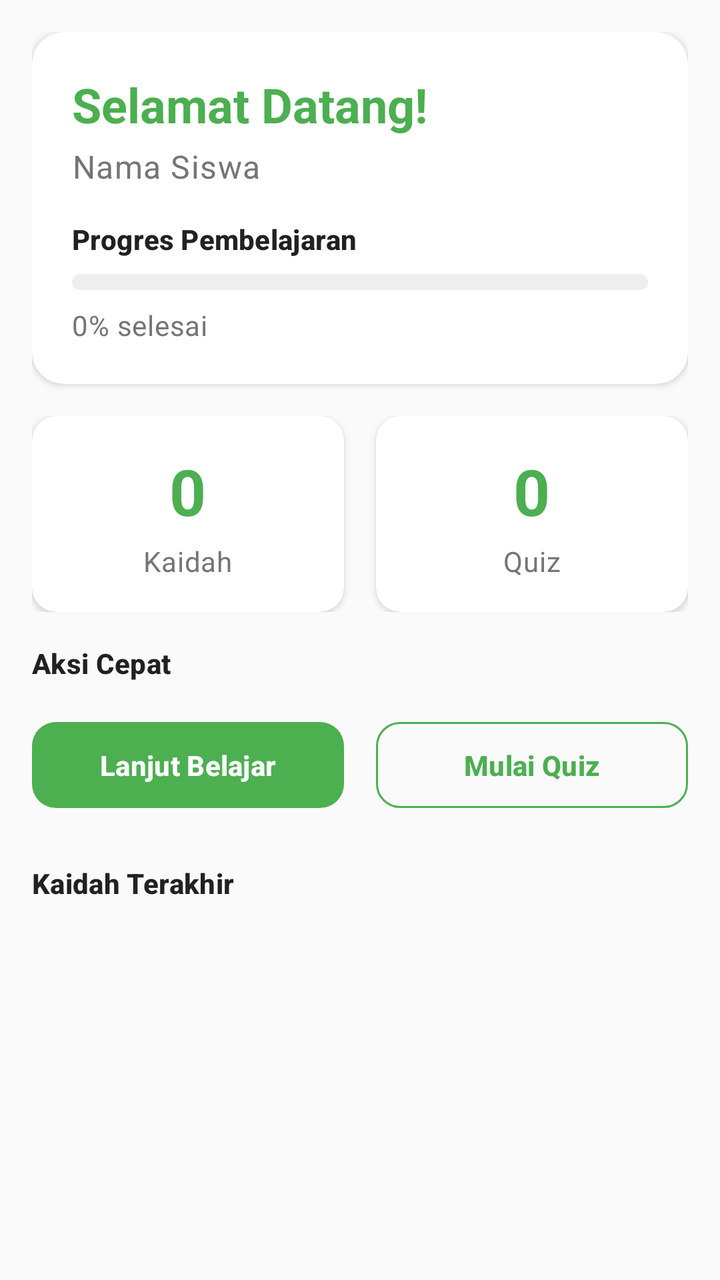
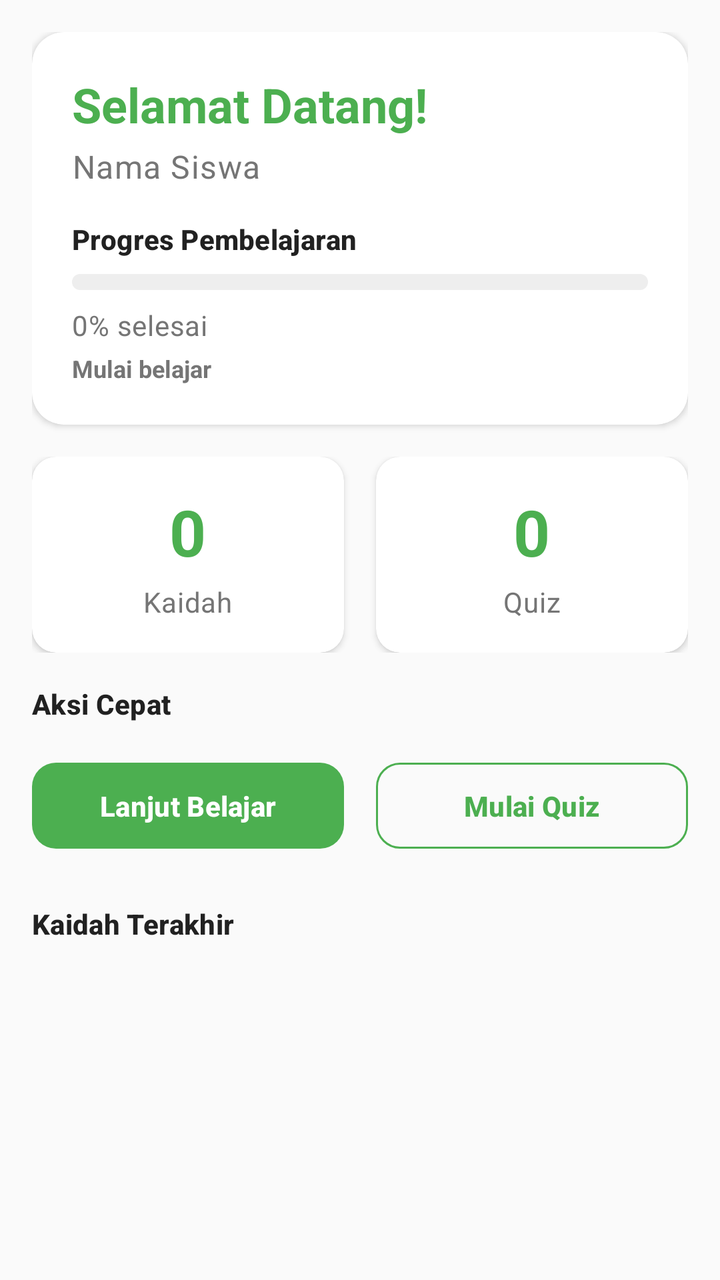

Compare the two renders of this Android layout. The source of the first and the diff that turns it into the second are given below.
<!-- AndroidManifest.xml: application theme Theme.PembelajaranKaidah -->
<!-- res/layout/fragment_home.xml -->
<?xml version="1.0" encoding="utf-8"?>
<androidx.core.widget.NestedScrollView xmlns:android="http://schemas.android.com/apk/res/android"
    xmlns:app="http://schemas.android.com/apk/res-auto"
    xmlns:tools="http://schemas.android.com/tools"
    android:layout_width="match_parent"
    android:layout_height="match_parent"
    android:background="@color/background_primary"
    android:padding="16dp"
    tools:context=".ui.home.HomeFragment">

    <LinearLayout
        android:layout_width="match_parent"
        android:layout_height="wrap_content"
        android:orientation="vertical">

        
        <androidx.cardview.widget.CardView
            android:layout_width="match_parent"
            android:layout_height="wrap_content"
            android:layout_marginBottom="16dp"
            app:cardCornerRadius="16dp"
            app:cardElevation="2dp">

            <LinearLayout
                android:layout_width="match_parent"
                android:layout_height="wrap_content"
                android:orientation="vertical"
                android:padding="20dp">

                
                <TextView
                    android:id="@+id/tvWelcome"
                    android:layout_width="wrap_content"
                    android:layout_height="wrap_content"
                    android:text="Selamat Datang!"
                    android:textAppearance="@style/TextAppearance.PembelajaranKaidah.HeadlineMedium"
                    android:textColor="@color/primary_green" />

                
                <TextView
                    android:id="@+id/tvUserName"
                    android:layout_width="wrap_content"
                    android:layout_height="wrap_content"
                    android:layout_marginTop="4dp"
                    android:text="Nama Siswa"
                    android:textAppearance="@style/TextAppearance.PembelajaranKaidah.BodyLarge"
                    android:textColor="@color/text_secondary" />

                
                <TextView
                    android:layout_width="wrap_content"
                    android:layout_height="wrap_content"
                    android:layout_marginTop="16dp"
                    android:text="Progres Pembelajaran"
                    android:textAppearance="@style/TextAppearance.PembelajaranKaidah.LabelLarge"
                    android:textColor="@color/text_primary" />

                
                <ProgressBar
                    android:id="@+id/progressBar"
                    style="?android:attr/progressBarStyleHorizontal"
                    android:layout_width="match_parent"
                    android:layout_height="8dp"
                    android:layout_marginTop="8dp"
                    android:max="100"
                    android:progress="0"
                    android:progressDrawable="@drawable/bg_progress_bar" />

                
                <TextView
                    android:id="@+id/tvProgressStats"
                    android:layout_width="wrap_content"
                    android:layout_height="wrap_content"
                    android:layout_marginTop="8dp"
                    android:text="0% selesai"
                    android:textAppearance="@style/TextAppearance.PembelajaranKaidah.BodyMedium"
                    android:textColor="@color/text_secondary" />

            </LinearLayout>

        </androidx.cardview.widget.CardView>

        
        <LinearLayout
            android:layout_width="match_parent"
            android:layout_height="wrap_content"
            android:layout_marginBottom="16dp"
            android:orientation="horizontal"
            android:weightSum="2">

            
            <androidx.cardview.widget.CardView
                android:layout_width="0dp"
                android:layout_height="wrap_content"
                android:layout_marginEnd="8dp"
                android:layout_weight="1"
                app:cardCornerRadius="12dp"
                app:cardElevation="2dp">

                <LinearLayout
                    android:layout_width="match_parent"
                    android:layout_height="wrap_content"
                    android:gravity="center"
                    android:orientation="vertical"
                    android:padding="16dp">

                    <TextView
                        android:id="@+id/tvKaidahCount"
                        android:layout_width="wrap_content"
                        android:layout_height="wrap_content"
                        android:text="0"
                        android:textAppearance="@style/TextAppearance.PembelajaranKaidah.HeadlineLarge"
                        android:textColor="@color/primary_green" />

                    <TextView
                        android:layout_width="wrap_content"
                        android:layout_height="wrap_content"
                        android:layout_marginTop="4dp"
                        android:text="Kaidah"
                        android:textAppearance="@style/TextAppearance.PembelajaranKaidah.BodyMedium"
                        android:textColor="@color/text_secondary" />

                </LinearLayout>

            </androidx.cardview.widget.CardView>

            
            <androidx.cardview.widget.CardView
                android:layout_width="0dp"
                android:layout_height="wrap_content"
                android:layout_marginStart="8dp"
                android:layout_weight="1"
                app:cardCornerRadius="12dp"
                app:cardElevation="2dp">

                <LinearLayout
                    android:layout_width="match_parent"
                    android:layout_height="wrap_content"
                    android:gravity="center"
                    android:orientation="vertical"
                    android:padding="16dp">

                    <TextView
                        android:id="@+id/tvQuizCount"
                        android:layout_width="wrap_content"
                        android:layout_height="wrap_content"
                        android:text="0"
                        android:textAppearance="@style/TextAppearance.PembelajaranKaidah.HeadlineLarge"
                        android:textColor="@color/primary_green" />

                    <TextView
                        android:layout_width="wrap_content"
                        android:layout_height="wrap_content"
                        android:layout_marginTop="4dp"
                        android:text="Quiz"
                        android:textAppearance="@style/TextAppearance.PembelajaranKaidah.BodyMedium"
                        android:textColor="@color/text_secondary" />

                </LinearLayout>

            </androidx.cardview.widget.CardView>

        </LinearLayout>

        
        <TextView
            android:layout_width="wrap_content"
            android:layout_height="wrap_content"
            android:layout_marginBottom="16dp"
            android:text="Aksi Cepat"
            android:textAppearance="@style/TextAppearance.PembelajaranKaidah.LabelLarge"
            android:textColor="@color/text_primary" />

        <LinearLayout
            android:layout_width="match_parent"
            android:layout_height="wrap_content"
            android:orientation="horizontal"
            android:weightSum="2">

            
            <Button
                android:id="@+id/btnContinueLearning"
                style="@style/Widget.PembelajaranKaidah.Button"
                android:layout_width="0dp"
                android:layout_height="wrap_content"
                android:layout_marginEnd="8dp"
                android:layout_weight="1"
                android:text="Lanjut Belajar"
                android:textSize="14sp" />

            
            <Button
                android:id="@+id/btnStartQuiz"
                style="@style/Widget.PembelajaranKaidah.Button.Outlined"
                android:layout_width="0dp"
                android:layout_height="wrap_content"
                android:layout_marginStart="8dp"
                android:layout_weight="1"
                android:text="Mulai Quiz"
                android:textSize="14sp" />

        </LinearLayout>

        
        <TextView
            android:layout_width="wrap_content"
            android:layout_height="wrap_content"
            android:layout_marginTop="24dp"
            android:layout_marginBottom="16dp"
            android:text="Kaidah Terakhir"
            android:textAppearance="@style/TextAppearance.PembelajaranKaidah.LabelLarge"
            android:textColor="@color/text_primary" />

        
        <androidx.recyclerview.widget.RecyclerView
            android:id="@+id/rvRecentKaidah"
            android:layout_width="match_parent"
            android:layout_height="wrap_content"
            android:nestedScrollingEnabled="false"
            tools:listitem="@layout/item_kaidah_small" />

    </LinearLayout>

</androidx.core.widget.NestedScrollView>
<!-- res/layout/item_kaidah_small.xml (included above) -->
<?xml version="1.0" encoding="utf-8"?>
<androidx.cardview.widget.CardView xmlns:android="http://schemas.android.com/apk/res/android"
    xmlns:app="http://schemas.android.com/apk/res-auto"
    android:layout_width="match_parent"
    android:layout_height="wrap_content"
    android:layout_marginBottom="8dp"
    app:cardCornerRadius="12dp"
    app:cardElevation="2dp">

    <LinearLayout
        android:layout_width="match_parent"
        android:layout_height="wrap_content"
        android:orientation="horizontal"
        android:padding="16dp">

        
        <ImageView
            android:id="@+id/ivKaidahIcon"
            android:layout_width="48dp"
            android:layout_height="48dp"
            android:layout_marginEnd="16dp"
            android:background="@drawable/bg_kaidah_icon"
            android:padding="12dp"
            android:src="@drawable/ic_book"
            android:contentDescription="Icon Kaidah" />

        
        <LinearLayout
            android:layout_width="0dp"
            android:layout_height="wrap_content"
            android:layout_weight="1"
            android:orientation="vertical">

            
            <TextView
                android:id="@+id/tvKaidahTitle"
                android:layout_width="match_parent"
                android:layout_height="wrap_content"
                android:text="Judul Kaidah"
                android:textAppearance="@style/TextAppearance.PembelajaranKaidah.BodyLarge"
                android:textColor="@color/text_primary"
                android:maxLines="2"
                android:ellipsize="end" />

            
            <LinearLayout
                android:layout_width="match_parent"
                android:layout_height="wrap_content"
                android:layout_marginTop="4dp"
                android:orientation="horizontal">

                <TextView
                    android:id="@+id/tvProgress"
                    android:layout_width="wrap_content"
                    android:layout_height="wrap_content"
                    android:text="0%"
                    android:textAppearance="@style/TextAppearance.PembelajaranKaidah.BodyMedium"
                    android:textColor="@color/primary_green" />

                <TextView
                    android:layout_width="wrap_content"
                    android:layout_height="wrap_content"
                    android:layout_marginStart="8dp"
                    android:text="•"
                    android:textAppearance="@style/TextAppearance.PembelajaranKaidah.BodyMedium"
                    android:textColor="@color/text_hint" />

                <TextView
                    android:id="@+id/tvStatus"
                    android:layout_width="wrap_content"
                    android:layout_height="wrap_content"
                    android:layout_marginStart="8dp"
                    android:text="Belum dimulai"
                    android:textAppearance="@style/TextAppearance.PembelajaranKaidah.BodyMedium"
                    android:textColor="@color/text_secondary" />

            </LinearLayout>

        </LinearLayout>

        
        <ImageView
            android:layout_width="24dp"
            android:layout_height="24dp"
            android:src="@drawable/ic_arrow_right"
            android:contentDescription="Action"
            android:tint="@color/gray_400" />

    </LinearLayout>

</androidx.cardview.widget.CardView>
<!-- resources referenced by this layout -->
<resources>
  <color name="gray_400">#BDBDBD</color>
  <color name="primary_green">#4CAF50</color>
  <color name="text_hint">#BDBDBD</color>
  <color name="text_primary">#212121</color>
  <color name="text_secondary">#757575</color>
  <style name="Widget.PembelajaranKaidah.Button" parent="Widget.Material3.Button">
          <item name="android:textAllCaps">false</item>
          <item name="android:textSize">16sp</item>
          <item name="android:paddingTop">12dp</item>
          <item name="android:paddingBottom">12dp</item>
          <item name="android:paddingStart">24dp</item>
          <item name="android:paddingEnd">24dp</item>
      </style>
  <style name="Theme.PembelajaranKaidah" parent="Theme.Material3.DayNight">
          
          <item name="colorPrimary">@color/primary_green</item>
          <item name="colorOnPrimary">@color/white</item>
          <item name="colorPrimaryContainer">@color/primary_green_light</item>
          <item name="colorOnPrimaryContainer">@color/primary_green_dark</item>
          
          <item name="colorSecondary">@color/secondary_green</item>
          <item name="colorOnSecondary">@color/white</item>
          <item name="colorSecondaryContainer">@color/secondary_green_light</item>
          <item name="colorOnSecondaryContainer">@color/secondary_green_dark</item>
          
          <item name="android:statusBarColor">@color/primary_green_dark</item>
          
      </style>
  <color name="gray_200">#EEEEEE</color>
  <color name="white">#FFFFFF</color>
  <!-- unchanged entries left out for length: 16 -->
</resources>

<!-- the commit's change to res/layout/fragment_home.xml (unified diff, before → after) -->
@@ -19,7 +19,8 @@
             android:layout_height="wrap_content"
             android:layout_marginBottom="16dp"
             app:cardCornerRadius="16dp"
-            app:cardElevation="2dp">
+            app:cardElevation="2dp"
+            app:cardBackgroundColor="@color/white">
 
             <LinearLayout
                 android:layout_width="match_parent"
@@ -76,6 +77,17 @@
                     android:textAppearance="@style/TextAppearance.PembelajaranKaidah.BodyMedium"
                     android:textColor="@color/text_secondary" />
 
+                
+                <TextView
+                    android:id="@+id/tvStatusProgress"
+                    android:layout_width="wrap_content"
+                    android:layout_height="wrap_content"
+                    android:layout_marginTop="4dp"
+                    android:text="Mulai belajar"
+                    android:textSize="12sp"
+                    android:textColor="@color/text_secondary"
+                    android:textStyle="bold" />
+
             </LinearLayout>
 
         </androidx.cardview.widget.CardView>
@@ -95,7 +107,8 @@
                 android:layout_marginEnd="8dp"
                 android:layout_weight="1"
                 app:cardCornerRadius="12dp"
-                app:cardElevation="2dp">
+                app:cardElevation="2dp"
+                app:cardBackgroundColor="@color/white">
 
                 <LinearLayout
                     android:layout_width="match_parent"
@@ -131,7 +144,8 @@
                 android:layout_marginStart="8dp"
                 android:layout_weight="1"
                 app:cardCornerRadius="12dp"
-                app:cardElevation="2dp">
+                app:cardElevation="2dp"
+                app:cardBackgroundColor="@color/white">
 
                 <LinearLayout
                     android:layout_width="match_parent"
@@ -230,7 +244,8 @@
     android:layout_height="wrap_content"
     android:layout_marginBottom="8dp"
     app:cardCornerRadius="12dp"
-    app:cardElevation="2dp">
+    app:cardElevation="2dp"
+    app:cardBackgroundColor="@color/white">
 
     <LinearLayout
         android:layout_width="match_parent"
@@ -309,7 +324,7 @@
             android:layout_height="24dp"
             android:src="@drawable/ic_arrow_right"
             android:contentDescription="Action"
-            android:tint="@color/gray_400" />
+            app:tint="@color/gray_400" />
 
     </LinearLayout>
 
<!-- resource entries referenced after the edit -->
@@ -7,28 +7,71 @@
   <color name="text_secondary">#757575</color>
   <style name="Widget.PembelajaranKaidah.Button" parent="Widget.Material3.Button">
           <item name="android:textAllCaps">false</item>
-          <item name="android:textSize">16sp</item>
+          <item name="cornerRadius">12dp</item>
+          <item name="android:textStyle">bold</item>
+          <item name="android:paddingStart">24dp</item>
+          <item name="android:paddingEnd">24dp</item>
           <item name="android:paddingTop">12dp</item>
           <item name="android:paddingBottom">12dp</item>
-          <item name="android:paddingStart">24dp</item>
-          <item name="android:paddingEnd">24dp</item>
       </style>
-  <style name="Theme.PembelajaranKaidah" parent="Theme.Material3.DayNight">
+  <style name="Theme.PembelajaranKaidah" parent="Base.Theme.PembelajaranKaidah" />
+  <color name="gray_200">#EEEEEE</color>
+  <style name="Base.Theme.PembelajaranKaidah" parent="Theme.Material3.DayNight.NoActionBar">
           
           <item name="colorPrimary">@color/primary_green</item>
-          <item name="colorOnPrimary">@color/white</item>
+          <item name="colorOnPrimary">@color/text_on_primary</item>
           <item name="colorPrimaryContainer">@color/primary_green_light</item>
           <item name="colorOnPrimaryContainer">@color/primary_green_dark</item>
+  
           
           <item name="colorSecondary">@color/secondary_green</item>
-          <item name="colorOnSecondary">@color/white</item>
+          <item name="colorOnSecondary">@color/text_on_primary</item>
           <item name="colorSecondaryContainer">@color/secondary_green_light</item>
           <item name="colorOnSecondaryContainer">@color/secondary_green_dark</item>
+  
           
-          <item name="android:statusBarColor">@color/primary_green_dark</item>
+          <item name="android:colorBackground">@color/background_primary</item>
+          <item name="colorOnBackground">@color/text_primary</item>
+          <item name="colorSurface">@color/background_card</item>
+          <item name="colorOnSurface">@color/text_primary</item>
+          <item name="colorSurfaceVariant">@color/gray_100</item>
+          <item name="colorOnSurfaceVariant">@color/text_secondary</item>
+  
           
+          <item name="android:statusBarColor">@color/primary_green</item>
+          <item name="android:windowLightStatusBar">true</item>
+  
+          
+          <item name="android:navigationBarColor">@color/background_card</item>
+          <item name="android:windowLightNavigationBar" tools:targetApi="27">true</item>
+  
+          
+          <item name="textAppearanceHeadlineLarge">@style/TextAppearance.PembelajaranKaidah.HeadlineLarge</item>
+          <item name="textAppearanceHeadlineMedium">@style/TextAppearance.PembelajaranKaidah.HeadlineMedium</item>
+          <item name="textAppearanceBodyLarge">@style/TextAppearance.PembelajaranKaidah.BodyLarge</item>
+          <item name="textAppearanceBodyMedium">@style/TextAppearance.PembelajaranKaidah.BodyMedium</item>
+          <item name="textAppearanceLabelLarge">@style/TextAppearance.PembelajaranKaidah.LabelLarge</item>
+  
+          
+          <item name="shapeAppearanceSmallComponent">@style/ShapeAppearance.PembelajaranKaidah.SmallComponent</item>
+          <item name="shapeAppearanceMediumComponent">@style/ShapeAppearance.PembelajaranKaidah.MediumComponent</item>
+          <item name="shapeAppearanceLargeComponent">@style/ShapeAppearance.PembelajaranKaidah.LargeComponent</item>
       </style>
-  <color name="gray_200">#EEEEEE</color>
+  <color name="text_on_primary">#FFFFFF</color>
+  <color name="background_card">#FFFFFF</color>
+  <color name="gray_100">#F5F5F5</color>
+  <style name="ShapeAppearance.PembelajaranKaidah.SmallComponent" parent="ShapeAppearance.Material3.SmallComponent">
+          <item name="cornerFamily">rounded</item>
+          <item name="cornerSize">8dp</item>
+      </style>
+  <style name="ShapeAppearance.PembelajaranKaidah.MediumComponent" parent="ShapeAppearance.Material3.MediumComponent">
+          <item name="cornerFamily">rounded</item>
+          <item name="cornerSize">12dp</item>
+      </style>
+  <style name="ShapeAppearance.PembelajaranKaidah.LargeComponent" parent="ShapeAppearance.Material3.LargeComponent">
+          <item name="cornerFamily">rounded</item>
+          <item name="cornerSize">16dp</item>
+      </style>
   <color name="white">#FFFFFF</color>
   <!-- unchanged entries left out for length: 16 -->
 </resources>
